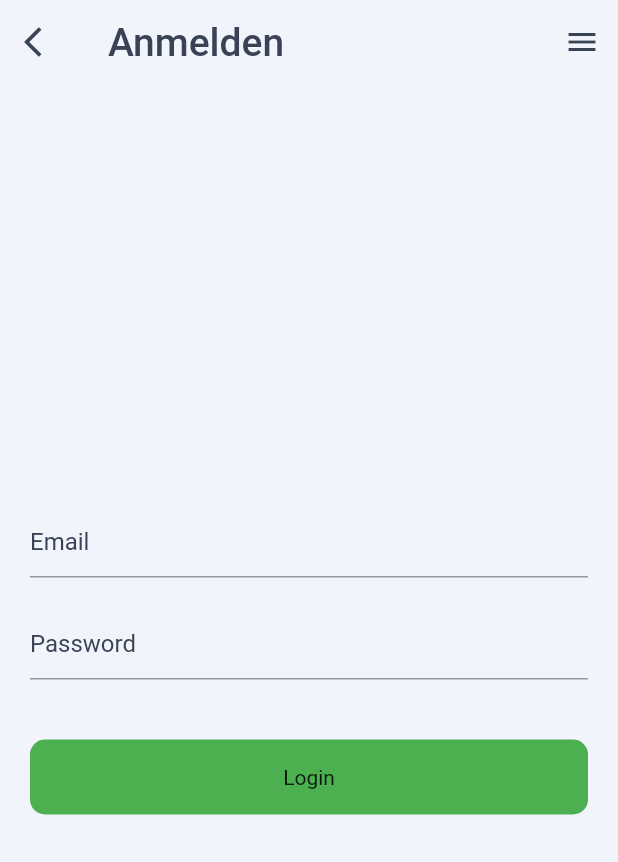
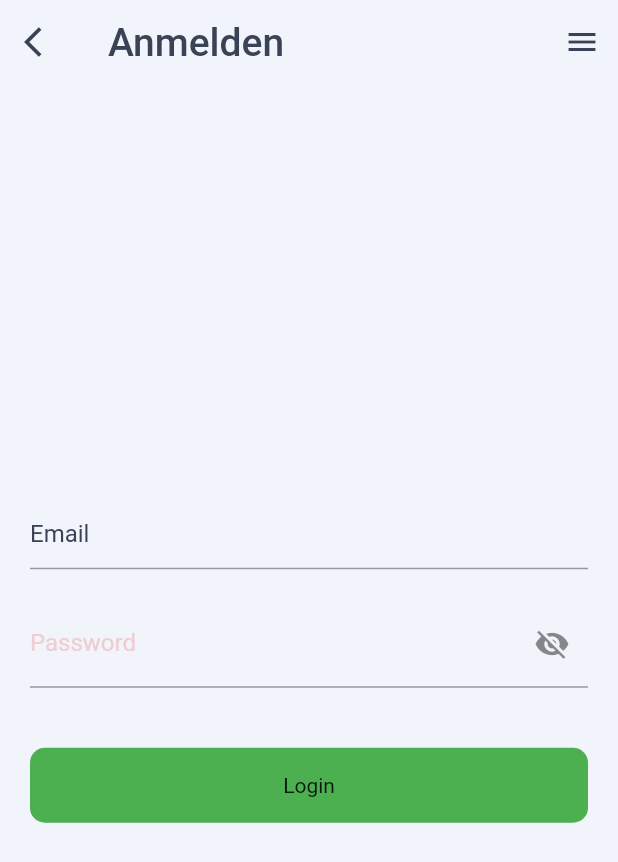
Before and after one commit to crisptells/SEIII_Flutter_App, a Flutter app: the LoginPage screen opened directly, after a tap on "Login", on a phone screen of 412 x 824 dp. Shown: the top 862 px of the screen. Run offline on Flutter 3.47's test engine with Material 2 defaults, Android fonts, the phone set to English and light mode, and no system bars; our stand-ins replace shared_preferences, table_calendar; accounts and stored records are empty; network calls fail.

Commit message:
login page

```diff
--- a/lib/home_page.dart
+++ b/lib/home_page.dart
@@ -1,3 +1,5 @@
+import '../services/storage_manager.dart';
+
 import 'package:flutter/material.dart';
 //import 'package:flutter_test_app/learn_flutter_page.dart';
 import 'package:flutter_test_app/theme.dart';
--- a/lib/login_out_page.dart
+++ b/lib/login_out_page.dart
@@ -2,6 +2,7 @@ import 'dart:convert';
 
 import 'package:flutter/material.dart';
 import 'package:flutter_test_app/policy_page.dart';
+import 'package:flutter_test_app/services/storage_manager.dart';
 import 'package:flutter_test_app/settings_page.dart';
 import 'package:flutter_test_app/theme.dart';
 import 'package:http/http.dart';
@@ -26,10 +27,15 @@ class _LoginPageState extends State<LoginPage> {
               <String, String>{"email": email, "password": password}));
       if (response.statusCode == 200) {
         var data = jsonDecode(response.body.toString());
-        print(data['token']);
+        StorageManager.saveData('loggedInUser', email);
         print('Login successfully');
+        Navigator.pop(context);
+        StorageManager.readData('loggedInUser').then((value) {
+          print('user read from storage: $value');
+        });
       } else {
-        print('failed');
+        //Show some message
+        print('failed to login');
       }
     } catch (e) {
       print(e.toString());
@@ -38,9 +44,11 @@ class _LoginPageState extends State<LoginPage> {
 
   bool isSwitch = false;
   bool? isCheckBox = false;
+  bool obscureText = true;
   @override
   Widget build(BuildContext context) {
     final themeChange = Provider.of<DarkThemeProvider>(context);
+
     return Scaffold(
       backgroundColor: Theme.of(context).backgroundColor,
       appBar: AppBar(
@@ -96,7 +104,7 @@ class _LoginPageState extends State<LoginPage> {
                         width: 7,
                       ),
                       Text(
-                        'Impressunm',
+                        'Impressum',
                         style: TextStyle(
                           color: Theme.of(context).iconTheme.color,
                         ),
@@ -172,13 +180,21 @@ class _LoginPageState extends State<LoginPage> {
             const SizedBox(
               height: 20,
             ),
-            TextFormField(
+            TextField(
               controller: passwordController,
+              obscureText: obscureText, //toggel if text is hidden
               decoration: InputDecoration(
-                  hintText: 'Password',
-                  hintStyle:
-                      TextStyle(color: Theme.of(context).iconTheme.color)),
-              style: TextStyle(color: Theme.of(context).iconTheme.color),
+                labelText: 'Password',
+                suffixIcon: IconButton(
+                  icon: Icon(
+                      !obscureText ? Icons.visibility : Icons.visibility_off),
+                  onPressed: () {
+                    setState(() {
+                      obscureText = !obscureText;
+                    });
+                  },
+                ),
+              ),
             ),
             const SizedBox(
               height: 40,
--- a/lib/main.dart
+++ b/lib/main.dart
@@ -12,19 +12,18 @@ import 'package:provider/provider.dart';
 
 import 'learn_flutter_page.dart';
 
-
 void main() {
   runApp(MyApp());
 }
 
 class MyApp extends StatefulWidget {
-  //const MyApp({super.key});
+  const MyApp({super.key});
   @override
   _MyAppState createState() => _MyAppState();
 }
 
 class _MyAppState extends State<MyApp> {
-  DarkThemeProvider themeChangeProvider = new DarkThemeProvider();
+  DarkThemeProvider themeChangeProvider = DarkThemeProvider();
 
   @override
   void initState() {
@@ -95,7 +94,8 @@ class _RootPageState extends State<RootPage> {
         backgroundColor: Theme.of(context).backgroundColor,
         actions: [
           Theme(
-            data: Theme.of(context).copyWith(dividerColor: Theme.of(context).hintColor),
+            data: Theme.of(context)
+                .copyWith(dividerColor: Theme.of(context).hintColor),
             child: PopupMenuButton<int>(
               color: Theme.of(context).backgroundColor,
               itemBuilder: (context) => [
@@ -233,7 +233,7 @@ class _RootPageState extends State<RootPage> {
     );
   }
 
- // ignore: non_constant_identifier_names
+  // ignore: non_constant_identifier_names
   SelectedItem(BuildContext context, int item) {
     switch (item) {
       case 0:
@@ -241,13 +241,13 @@ class _RootPageState extends State<RootPage> {
             MaterialPageRoute(builder: (context) => const SettingsPage()));
         break;
       case 1:
-        Navigator.of(context).push(
-            MaterialPageRoute(builder: (context) => const PolicyPage()));
+        Navigator.of(context)
+            .push(MaterialPageRoute(builder: (context) => const PolicyPage()));
         break;
       case 2:
         Navigator.of(context).push(MaterialPageRoute(
             builder: (context) =>
-                const LoginPage())); // wenn richtige Login Seite da ist dann pushAndRemoveUntil
+                LoginPage())); // wenn richtige Login Seite da ist dann pushAndRemoveUntil
         break;
     }
   }
@@ -282,7 +282,9 @@ class _RootPageState extends State<RootPage> {
                   cursorColor: Theme.of(context).iconTheme.color,
                   decoration: InputDecoration(
                     border: const OutlineInputBorder(),
-                    focusedBorder: OutlineInputBorder(borderSide: BorderSide(color: Theme.of(context).iconTheme.color!)),
+                    focusedBorder: OutlineInputBorder(
+                        borderSide: BorderSide(
+                            color: Theme.of(context).iconTheme.color!)),
                   ),
                 ),
                 const SizedBox(
@@ -304,7 +306,9 @@ class _RootPageState extends State<RootPage> {
                   cursorColor: Theme.of(context).iconTheme.color,
                   decoration: InputDecoration(
                     border: const OutlineInputBorder(),
-                    focusedBorder: OutlineInputBorder(borderSide: BorderSide(color: Theme.of(context).iconTheme.color!)),
+                    focusedBorder: OutlineInputBorder(
+                        borderSide: BorderSide(
+                            color: Theme.of(context).iconTheme.color!)),
                   ),
                 ),
               ],
--- a/lib/policy_page.dart
+++ b/lib/policy_page.dart
@@ -141,7 +141,7 @@ class _PolicyPageState extends State<PolicyPage> {
       case 2:
         Navigator.of(context).push(MaterialPageRoute(
             builder: (context) =>
-                const LoginPage())); // wenn richtige Login Seite da ist dann pushAndRemoveUntil
+                LoginPage())); // wenn richtige Login Seite da ist dann pushAndRemoveUntil
         break;
     }
   }
--- a/lib/settings_page.dart
+++ b/lib/settings_page.dart
@@ -142,7 +142,7 @@ class _SettingsPageState extends State<SettingsPage> {
       case 2:
         Navigator.of(context).push(MaterialPageRoute(
             builder: (context) =>
-                const LoginPage())); // wenn richtige Login Seite da ist dann pushAndRemoveUntil
+                LoginPage())); // wenn richtige Login Seite da ist dann pushAndRemoveUntil
         break;
     }
   }
```
